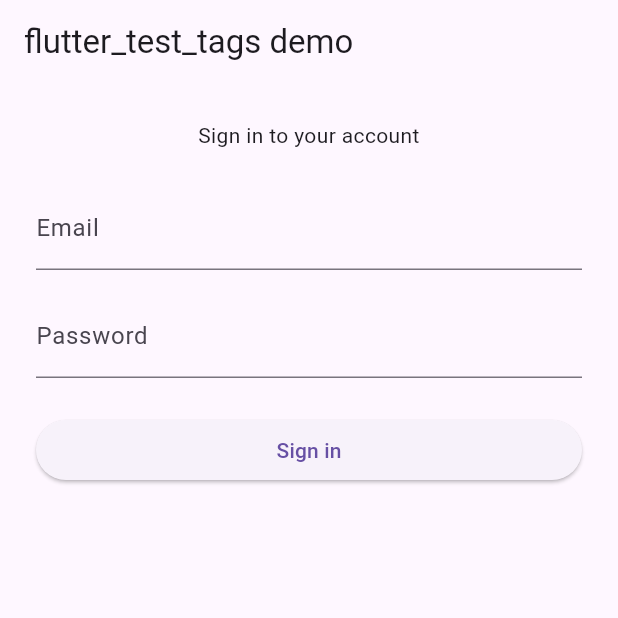
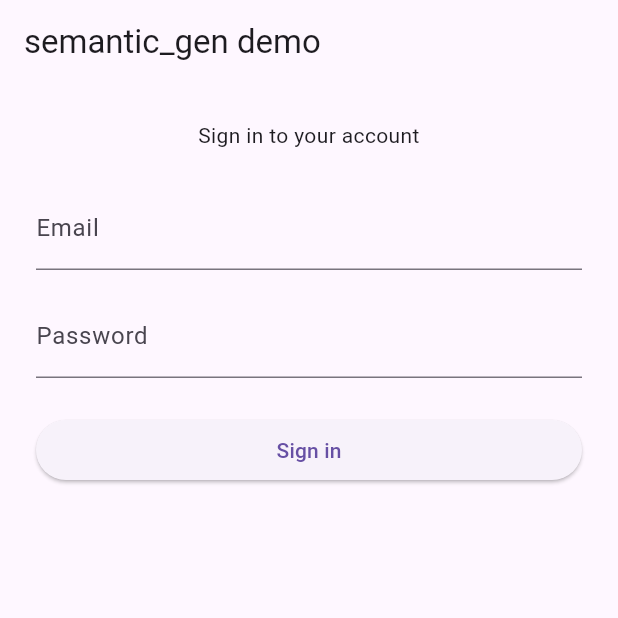
Before and after one commit to WillCallahan/semantic_gen, a Flutter app: the screen it shows after launch, on a phone screen of 412 x 824 dp, the top half of it. Run offline on Flutter 3.47's test engine with Material 3 defaults, Android fonts, the phone set to English and light mode, and no system bars; missing offline and left inert: analyzer, build, source_gen.

Commit message:
Renamed project

```diff
--- a/flutter_test_tags/build.yaml
+++ b/flutter_test_tags/build.yaml
@@ -1,13 +1,13 @@
 targets:
   $default:
     builders:
-      flutter_test_tags:auto_tag_builder:
+      semantic_gen:auto_tag_builder:
         generate_for:
           - lib/**.dart
 
 builders:
   auto_tag_builder:
-    import: "package:flutter_test_tags/src/builder.dart"
+    import: "package:semantic_gen/src/builder.dart"
     builder_factories: ["autoTagBuilder"]
     build_extensions: {".dart": [".tagged.g.dart"]}
     auto_apply: dependents
--- a/flutter_test_tags/example/lib/main.dart
+++ b/flutter_test_tags/example/lib/main.dart
@@ -1,8 +1,8 @@
 @AutoWrapWidgets(['ElevatedButton', 'DropdownButton'])
-library flutter_test_tags_example;
+library semantic_gen_example;
 
 import 'package:flutter/material.dart';
-import 'package:flutter_test_tags/flutter_test_tags.dart';
+import 'package:semantic_gen/semantic_gen.dart';
 
 part 'main.tagged.g.dart';
 
@@ -10,7 +10,7 @@ void main() {
   runApp(const ExampleApp());
 }
 
-/// Demo application showcasing flutter_test_tags integration.
+/// Demo application showcasing semantic_gen integration.
 class ExampleApp extends StatelessWidget {
   /// Creates an [ExampleApp].
   const ExampleApp({super.key});
@@ -18,10 +18,10 @@ class ExampleApp extends StatelessWidget {
   @override
   Widget build(BuildContext context) {
     return MaterialApp(
-      title: 'flutter_test_tags demo',
+      title: 'semantic_gen demo',
       home: Scaffold(
         appBar: AppBar(
-          title: const Text('flutter_test_tags demo'),
+          title: const Text('semantic_gen demo'),
         ),
         body: const Padding(
           padding: EdgeInsets.all(24),
--- a/flutter_test_tags/example/pubspec.yaml
+++ b/flutter_test_tags/example/pubspec.yaml
@@ -1,5 +1,5 @@
-name: flutter_test_tags_example
-description: Example app demonstrating flutter_test_tags integration.
+name: semantic_gen_example
+description: Example app demonstrating semantic_gen integration.
 publish_to: "none"
 version: 0.2.0+1
 environment:
@@ -8,7 +8,7 @@ environment:
 dependencies:
   flutter:
     sdk: flutter
-  flutter_test_tags:
+  semantic_gen:
     path: ../
 dev_dependencies:
   flutter_test:
--- a/flutter_test_tags/lib/flutter_test_tags.dart
+++ b/flutter_test_tags/lib/semantic_gen.dart
@@ -1,8 +1,8 @@
-library flutter_test_tags;
+library semantic_gen;
 
 import 'package:flutter/material.dart';
 
 export 'src/annotations.dart';
 export 'src/runtime.dart';
 
-part 'flutter_test_tags.tagged.g.dart';
+part 'semantic_gen.tagged.g.dart';
--- a/flutter_test_tags/lib/src/builder.dart
+++ b/flutter_test_tags/lib/src/builder.dart
@@ -8,6 +8,6 @@ Builder autoTagBuilder(BuilderOptions options) {
   final generatorOptions = AutoTagGenerator.parseConfig(options.config);
   return SharedPartBuilder(
     [AutoTagGenerator(generatorOptions)],
-    'flutter_test_tags',
+    'semantic_gen',
   );
 }
--- a/flutter_test_tags/lib/src/generator.dart
+++ b/flutter_test_tags/lib/src/generator.dart
@@ -50,13 +50,13 @@ class AutoTagGenerator extends Generator {
   };
 
   static const TypeChecker _autoTagChecker = TypeChecker.fromUrl(
-    'package:flutter_test_tags/src/annotations.dart#AutoTag',
+    'package:semantic_gen/src/annotations.dart#AutoTag',
   );
   static const TypeChecker _testIdChecker = TypeChecker.fromUrl(
-    'package:flutter_test_tags/src/annotations.dart#TestId',
+    'package:semantic_gen/src/annotations.dart#TestId',
   );
   static const TypeChecker _autoWrapChecker = TypeChecker.fromUrl(
-    'package:flutter_test_tags/src/annotations.dart#AutoWrapWidgets',
+    'package:semantic_gen/src/annotations.dart#AutoWrapWidgets',
   );
 
   @override
--- a/flutter_test_tags/pubspec.yaml
+++ b/flutter_test_tags/pubspec.yaml
@@ -1,4 +1,4 @@
-name: flutter_test_tags
+name: semantic_gen
 description: >
   Compile-time helpers that expose Selenium-friendly semantics for Flutter Web and Widget tests.
 version: 0.2.0
```
Also changed, not shown: flutter_test_tags/lib/semantic_gen.tagged.g.dart, 9 other files.
